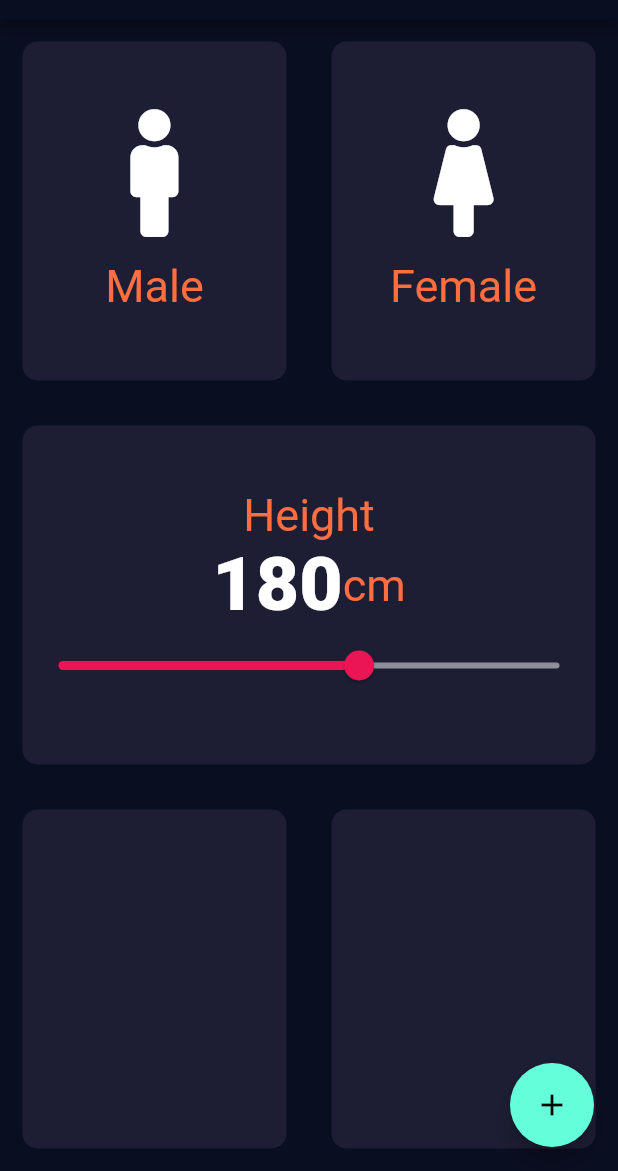
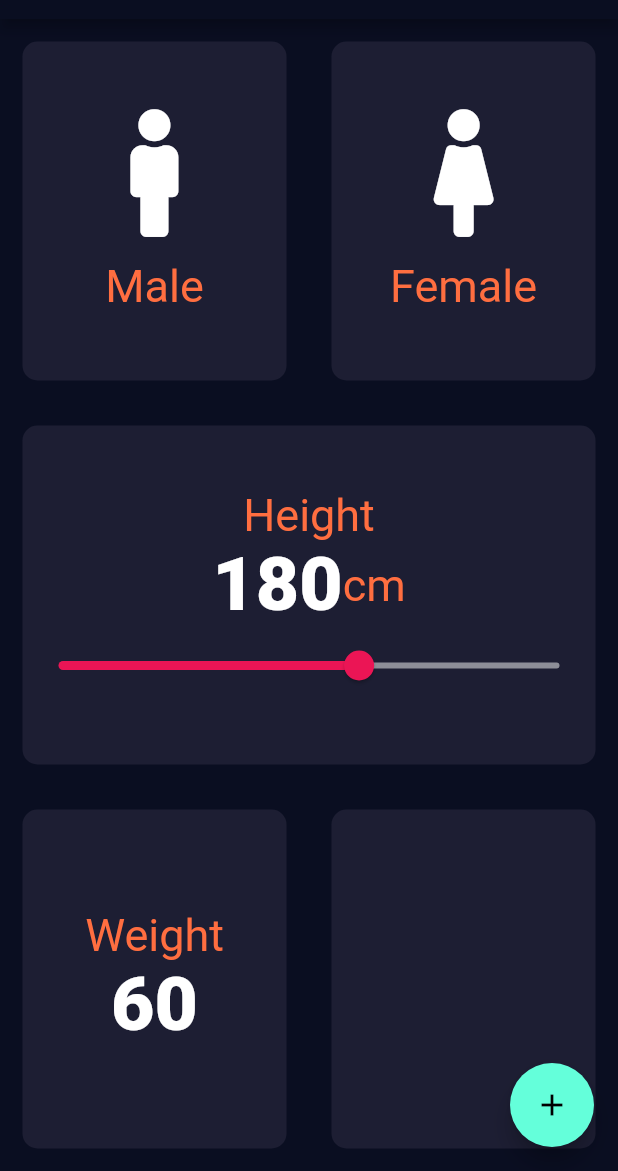
Before and after one commit to shakeebkhan66/bmi_calculator_app, a Flutter app: the screen it shows after launch, on a phone screen of 412 x 824 dp, the part 65-1236 px from its top. Run offline on Flutter 3.47's test engine with Material 2 defaults, Android fonts, the phone set to English and light mode, and no system bars; our stand-ins replace font_awesome_flutter; missing offline and left inert: dart:ffi.

Commit message:
Done lecture 66: How to Add Weight Nd Height Text in BMI Calculator

```diff
--- a/lib/input_page.dart
+++ b/lib/input_page.dart
@@ -20,6 +20,7 @@ class InputPage extends StatefulWidget {
 class _InputPageState extends State<InputPage> {
   Gender selectGender;
   int sliderHeight = 180;
+  int sliderWeight = 60;
   // Color maleColor = deActiveColor;
   // Color feMaleColor = deActiveColor;
   // void updateColor(Gender gendertype) {
@@ -120,7 +121,25 @@ class _InputPageState extends State<InputPage> {
             child: Row(
               children: <Widget>[
                 Expanded(
-                  child: new RepeatContainerCode(colors: Color(0xFF1D1E33)),
+                  child: new RepeatContainerCode(
+                    colors: Color(0xFF1D1E33),
+                    CardWidget: Column(
+                      mainAxisAlignment: MainAxisAlignment.center,
+                      children: <Widget>[
+                        Text(
+                          'Weight',
+                          style: skLabelStyle,
+                        ),
+                        Text(
+                          sliderWeight.toString(),
+                          style: laText,
+                        ),
+                        Row(
+                          children: <Widget>[],
+                        ),
+                      ],
+                    ),
+                  ),
                 ),
                 Expanded(
                   child: new RepeatContainerCode(colors: Color(0xFF1D1E33)),
```
